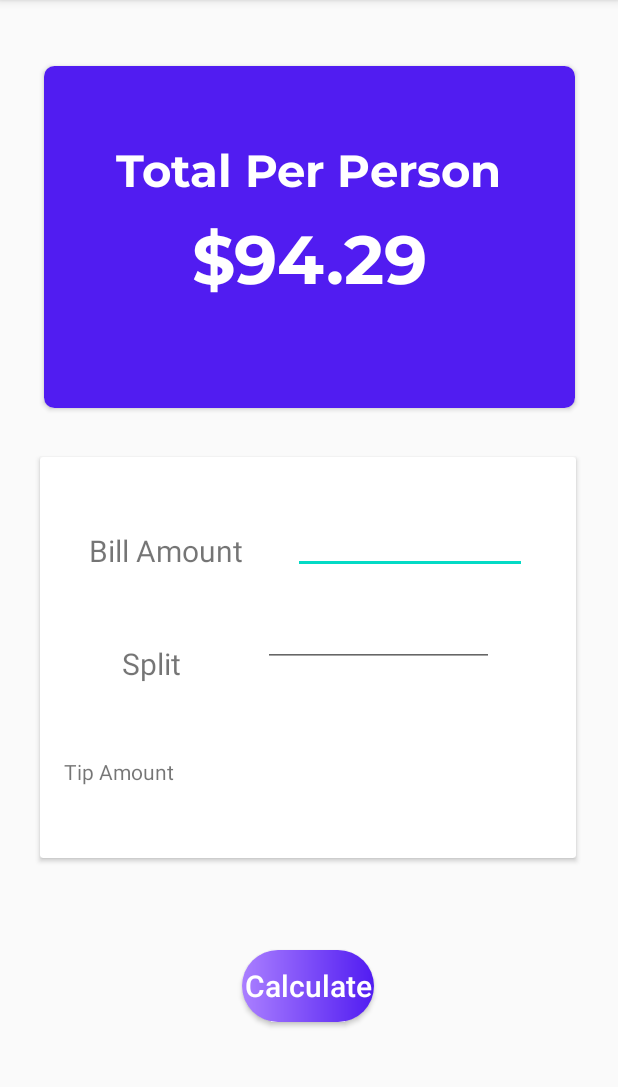
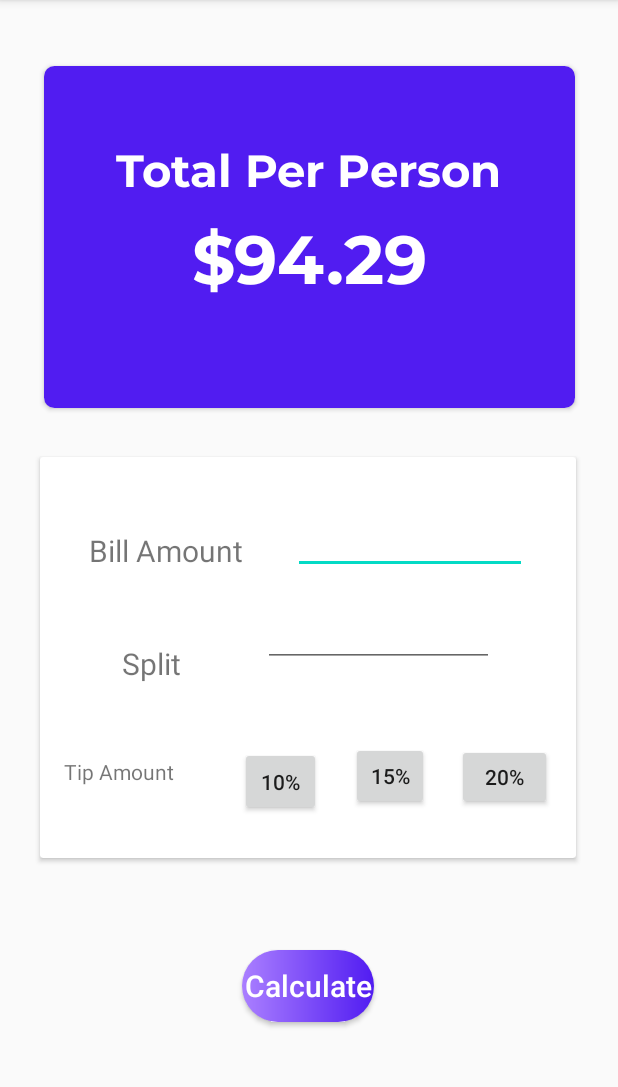
Before and after one commit to VictorOluwaseun/Tip_Calculator, an Android app: the screen it shows after launch (MainActivity), on a phone screen of 412 x 824 dp, the part 84-1171 px from its top. Run offline under Robolectric (Android 15) with nearby library versions, the phone set to English and light mode, and no system bars.

Commit message:
Updated Ui

```diff
--- a/app/src/main/res/layout/activity_main.xml
+++ b/app/src/main/res/layout/activity_main.xml
@@ -132,6 +132,42 @@
                 app:layout_constraintTop_toBottomOf="@+id/textView4"
                 app:layout_constraintVertical_bias="0.626" />
 
+            <Button
+                android:id="@+id/btn_10percent"
+                android:layout_width="54dp"
+                android:layout_height="46dp"
+                android:layout_marginStart="44dp"
+                android:layout_marginLeft="44dp"
+                android:layout_marginBottom="28dp"
+                android:text="@string/percent10"
+                app:layout_constraintBottom_toBottomOf="parent"
+                app:layout_constraintStart_toEndOf="@+id/textView6" />
+
+            <Button
+                android:id="@+id/btn_15percent"
+                android:layout_width="52dp"
+                android:layout_height="45dp"
+                android:layout_marginStart="20dp"
+                android:layout_marginLeft="20dp"
+                android:layout_marginBottom="32dp"
+                android:text="@string/percent15"
+                app:layout_constraintBottom_toBottomOf="parent"
+                app:layout_constraintStart_toEndOf="@+id/btn_10percent" />
+
+            <Button
+                android:id="@+id/btn_20percent"
+                android:layout_width="63dp"
+                android:layout_height="44dp"
+                android:layout_marginEnd="16dp"
+                android:layout_marginRight="16dp"
+                android:layout_marginBottom="32dp"
+                android:text="@string/percent20"
+                app:layout_constraintBottom_toBottomOf="parent"
+                app:layout_constraintEnd_toEndOf="parent"
+                app:layout_constraintHorizontal_bias="1.0"
+                app:layout_constraintStart_toEndOf="@+id/btn_15percent" />
+
+
         </androidx.constraintlayout.widget.ConstraintLayout>
     </androidx.cardview.widget.CardView>
 
--- a/app/src/main/res/values/strings.xml
+++ b/app/src/main/res/values/strings.xml
@@ -6,4 +6,7 @@
     <string name="split">Split</string>
     <string name="Tip_amount">Tip Amount</string>
     <string name="text_button">Calculate</string>
+    <string name="percent10">10%</string>
+    <string name="percent15">15%</string>
+    <string name="percent20">20%</string>
 </resources>
```
